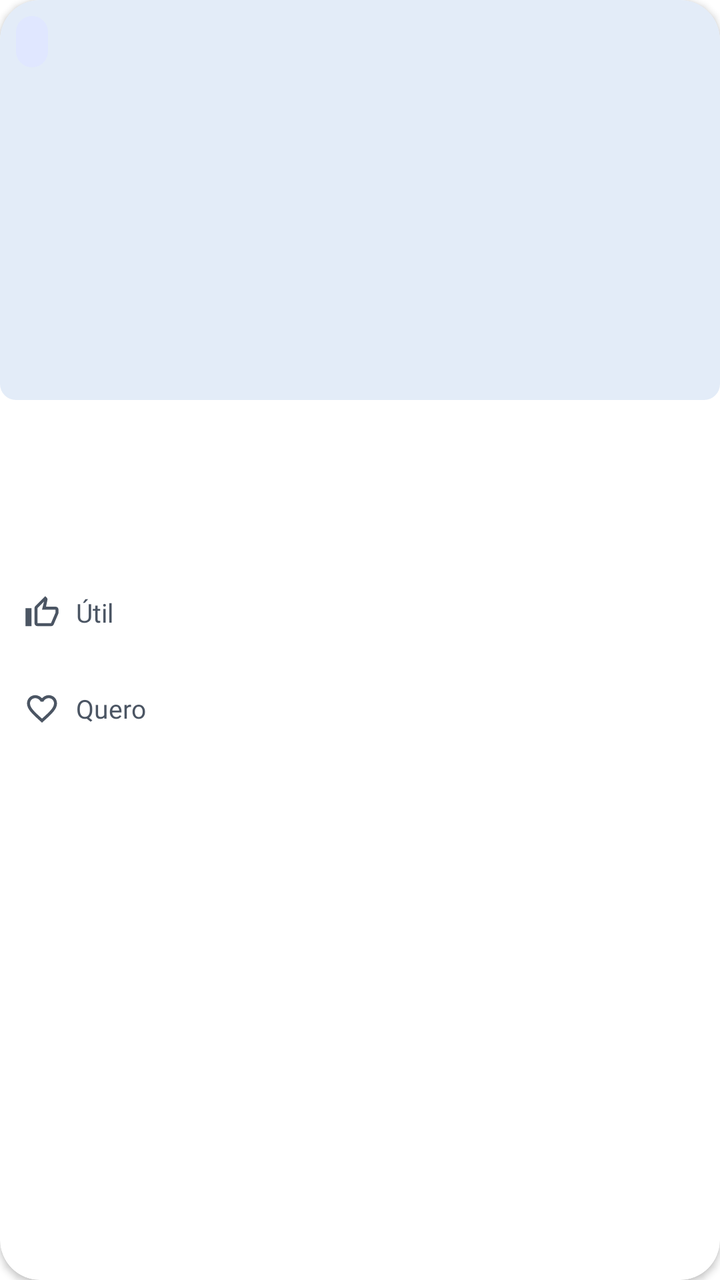
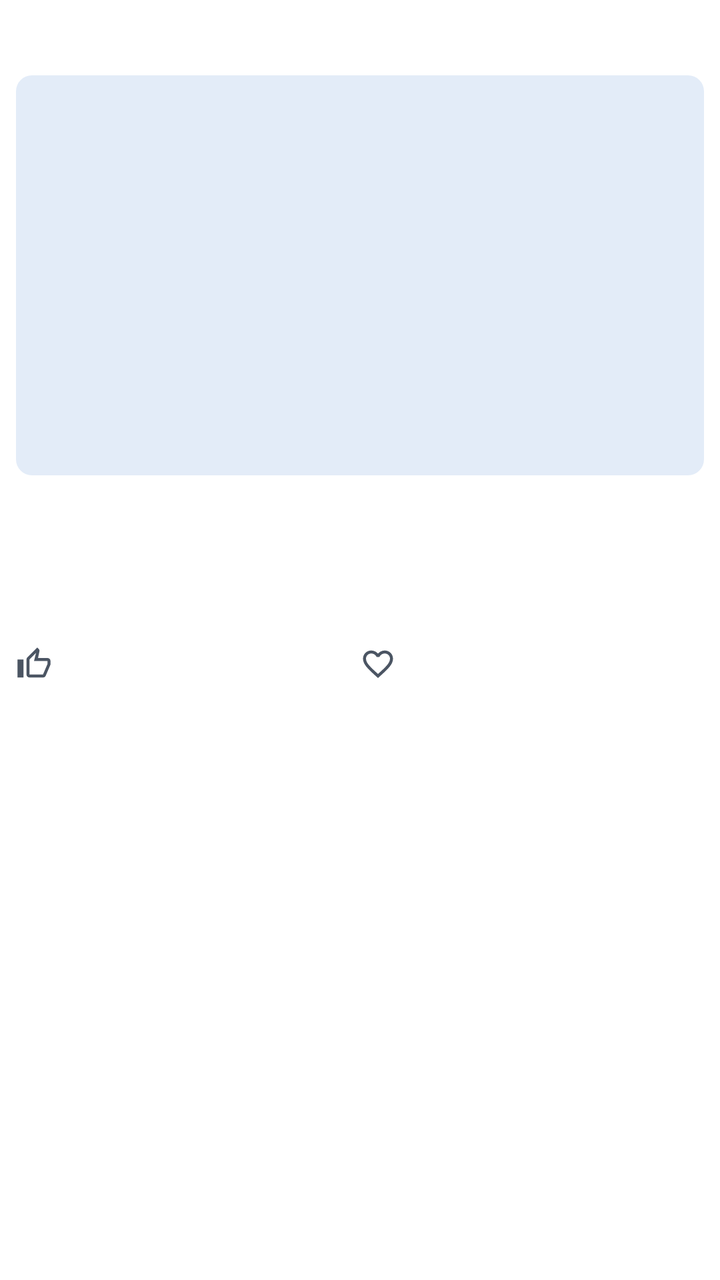

Before-and-after screenshots of an Android layout around one commit, followed by the original layout XML and the change that was made.
<!-- AndroidManifest.xml: application theme Theme.LeiaUFMS -->
<!-- res/layout/item_post.xml -->
<?xml version="1.0" encoding="utf-8"?>
<com.google.android.material.card.MaterialCardView xmlns:android="http://schemas.android.com/apk/res/android"
    xmlns:app="http://schemas.android.com/apk/res-auto"
    android:id="@+id/card"
    android:layout_width="match_parent"
    android:layout_height="wrap_content"
    android:layout_margin="@dimen/space_xxs"
    android:clickable="true"
    android:focusable="true"
    app:shapeAppearance="@style/ShapeAppearance.Leia.Social">

    <LinearLayout
        android:layout_width="match_parent"
        android:layout_height="wrap_content"
        android:orientation="vertical">

        <FrameLayout
            android:layout_width="match_parent"
            android:layout_height="wrap_content">

            <include
                android:id="@+id/cover"
                layout="@layout/view_cover"
                android:layout_width="match_parent"
                android:layout_height="@dimen/post_cover_height" />

            <TextView
                android:id="@+id/tag"
                android:layout_width="wrap_content"
                android:layout_height="wrap_content"
                android:layout_margin="@dimen/space_xs"
                android:background="@drawable/bg_post_tag"
                android:importantForAccessibility="no"
                android:paddingStart="@dimen/space_xs"
                android:paddingTop="@dimen/space_xxs"
                android:paddingEnd="@dimen/space_xs"
                android:paddingBottom="@dimen/space_xxs"
                android:textAppearance="@style/TextAppearance.Leia.LabelSmall" />
        </FrameLayout>

        <LinearLayout
            android:layout_width="match_parent"
            android:layout_height="wrap_content"
            android:orientation="vertical"
            android:padding="@dimen/space_s">

            <TextView
                android:id="@+id/book"
                android:layout_width="match_parent"
                android:layout_height="wrap_content"
                android:ellipsize="end"
                android:importantForAccessibility="no"
                android:maxLines="2"
                android:textAppearance="@style/TextAppearance.Leia.BookTitleSmall"
                android:textColor="@color/leia_on_background" />

            <TextView
                android:id="@+id/text"
                android:layout_width="match_parent"
                android:layout_height="wrap_content"
                android:layout_marginTop="@dimen/space_xxs"
                android:ellipsize="end"
                android:importantForAccessibility="no"
                android:maxLines="5"
                android:textAppearance="@style/TextAppearance.Leia.BodySmall"
                android:textColor="@color/leia_on_background" />

            <TextView
                android:id="@+id/meta"
                android:layout_width="match_parent"
                android:layout_height="wrap_content"
                android:layout_marginTop="@dimen/space_xs"
                android:importantForAccessibility="no"
                android:textAppearance="@style/TextAppearance.Leia.Caption"
                android:textColor="@color/leia_on_surface_variant" />

            <com.google.android.material.button.MaterialButton
                android:id="@+id/react_useful"
                style="@style/Widget.Leia.ReactionButton"
                android:text="@string/react_useful"
                app:icon="@drawable/ic_thumb_up" />

            <com.google.android.material.button.MaterialButton
                android:id="@+id/react_want"
                style="@style/Widget.Leia.ReactionButton"
                android:text="@string/react_want"
                app:icon="@drawable/ic_favorite_border" />
        </LinearLayout>
    </LinearLayout>
</com.google.android.material.card.MaterialCardView>
<!-- res/layout/view_cover.xml (included above) -->
<?xml version="1.0" encoding="utf-8"?>
<FrameLayout xmlns:android="http://schemas.android.com/apk/res/android"
    xmlns:app="http://schemas.android.com/apk/res-auto"
    android:id="@+id/cover"
    android:layout_width="@dimen/cover_width"
    android:layout_height="@dimen/cover_height"
    android:importantForAccessibility="noHideDescendants">

    <com.google.android.material.imageview.ShapeableImageView
        android:id="@+id/cover_image"
        android:layout_width="match_parent"
        android:layout_height="match_parent"
        android:background="@color/leia_primary_container"
        android:scaleType="centerCrop"
        app:shapeAppearanceOverlay="@style/ShapeAppearance.Leia.Small" />

    <TextView
        android:id="@+id/cover_text"
        android:layout_width="match_parent"
        android:layout_height="match_parent"
        android:gravity="center"
        android:padding="@dimen/space_xxs"
        android:textAppearance="@style/TextAppearance.Leia.BookTitle"
        android:textColor="@color/leia_on_primary_container" />
</FrameLayout>
<!-- resources referenced by this layout -->
<resources>
  <color name="leia_on_background">#111827</color>
  <color name="leia_on_primary_container">#0D2A4D</color>
  <color name="leia_on_surface_variant">#4B5563</color>
  <color name="leia_primary_container">#E3ECF8</color>
  <dimen name="cover_height">96dp</dimen>
  <dimen name="cover_width">64dp</dimen>
  <dimen name="post_cover_height">200dp</dimen>
  <dimen name="space_s">12dp</dimen>
  <dimen name="space_xs">8dp</dimen>
  <dimen name="space_xxs">4dp</dimen>
  <!-- drawable bg_post_tag (drawable) -->
  <?xml version="1.0" encoding="utf-8"?>
  <shape xmlns:android="http://schemas.android.com/apk/res/android" android:shape="rectangle">
      <solid android:color="@color/post_dica_container" />
      <corners android:radius="12dp" />
  </shape>
  <string name="react_useful">Útil</string>
  <string name="react_want">Quero</string>
  <style name="ShapeAppearance.Leia.Small" parent="ShapeAppearance.Material3.Corner.Small">
          <item name="cornerFamily">rounded</item>
          <item name="cornerSize">@dimen/radius_s</item>
      </style>
  <style name="ShapeAppearance.Leia.Social" parent="">
          <item name="cornerFamily">rounded</item>
          <item name="cornerSize">@dimen/radius_social</item>
      </style>
  <style name="TextAppearance.Leia.BookTitleSmall" parent="TextAppearance.Leia.BookTitle">
          <item name="android:textSize">16sp</item>
          <item name="lineHeight">21sp</item>
      </style>
  <style name="TextAppearance.Leia.LabelSmall" parent="TextAppearance.Leia.Label">
          <item name="android:textSize">13sp</item>
          <item name="lineHeight">18sp</item>
      </style>
  <style name="Theme.LeiaUFMS" parent="Base.Theme.LeiaUFMS" />
  <color name="post_dica_container">#E0E7FF</color>
  <dimen name="radius_s">8dp</dimen>
  <dimen name="radius_social">20dp</dimen>
  <dimen name="touch_target">48dp</dimen>
  <color name="leia_primary">#1B4F8F</color>
  <color name="leia_on_primary">#FFFFFF</color>
  <color name="leia_tertiary">#8A5A12</color>
  <color name="leia_on_tertiary">#FFFFFF</color>
  <color name="leia_tertiary_container">#FDF0D5</color>
  <color name="leia_on_tertiary_container">#3D2A08</color>
  <color name="leia_error">#B42318</color>
  <color name="leia_on_error">#FFFFFF</color>
  <color name="leia_error_container">#FDE3E1</color>
  <color name="leia_on_error_container">#5A0E09</color>
  <color name="leia_background">#FFFFFF</color>
  <color name="leia_surface_container">#F4F6FA</color>
  <color name="leia_surface">#FFFFFF</color>
  <color name="leia_outline">#8A93A1</color>
  <color name="leia_inverse_primary">#8DB8F2</color>
  <color name="leia_outline_variant">#E5E7EB</color>
  <style name="ShapeAppearance.Leia.Medium" parent="ShapeAppearance.Material3.Corner.Medium">
          <item name="cornerFamily">rounded</item>
          <item name="cornerSize">@dimen/radius_m</item>
      </style>
  <style name="ShapeAppearance.Leia.Large" parent="ShapeAppearance.Material3.Corner.Large">
          <item name="cornerFamily">rounded</item>
          <item name="cornerSize">@dimen/radius_l</item>
      </style>
  <style name="Widget.Leia.Chip" parent="Widget.Material3.Chip.Filter">
          <item name="chipMinTouchTargetSize">@dimen/touch_target</item>
      </style>
  <dimen name="radius_m">12dp</dimen>
  <dimen name="radius_l">16dp</dimen>
  <dimen name="button_height">52dp</dimen>
  <dimen name="radius_button">12dp</dimen>
  <dimen name="space_l">24dp</dimen>
  <dimen name="elevation_card">2dp</dimen>
  <style name="TextAppearance.Leia.NavInactive" parent="TextAppearance.Leia.Label">
          <item name="android:textSize">12sp</item>
      </style>
  <dimen name="elevation_hero">6dp</dimen>
  <style name="MaterialAlertDialog.Leia" parent="MaterialAlertDialog.Material3">
          <item name="backgroundTint">@color/leia_surface</item>
          <item name="shapeAppearance">@style/ShapeAppearance.Leia.Large</item>
      </style>
  <!-- unchanged entries left out for length: 23 -->
</resources>

<!-- the commit's change to res/layout/item_post.xml (unified diff, before → after) -->
@@ -7,83 +7,83 @@
     android:layout_margin="@dimen/space_xxs"
     android:clickable="true"
     android:focusable="true"
-    app:shapeAppearance="@style/ShapeAppearance.Leia.Social">
+    app:cardElevation="@dimen/elevation_flat"
+    app:shapeAppearance="@style/ShapeAppearance.Leia.Social"
+    app:strokeWidth="0dp">
 
     <LinearLayout
         android:layout_width="match_parent"
         android:layout_height="wrap_content"
-        android:orientation="vertical">
+        android:orientation="vertical"
+        android:padding="@dimen/space_xs">
 
-        <FrameLayout
+        <TextView
+            android:id="@+id/tag"
+            android:layout_width="wrap_content"
+            android:layout_height="wrap_content"
+            android:layout_marginBottom="@dimen/space_xs"
+            android:drawablePadding="@dimen/space_xxs"
+            android:gravity="center_vertical"
+            android:importantForAccessibility="no"
+            android:paddingStart="@dimen/space_xxs"
+            android:textAppearance="@style/TextAppearance.Leia.Title" />
+
+        <include
+            android:id="@+id/cover"
+            layout="@layout/view_cover"
             android:layout_width="match_parent"
-            android:layout_height="wrap_content">
+            android:layout_height="@dimen/post_cover_height" />
 
-            <include
-                android:id="@+id/cover"
-                layout="@layout/view_cover"
-                android:layout_width="match_parent"
-                android:layout_height="@dimen/post_cover_height" />
+        <TextView
+            android:id="@+id/book"
+            android:layout_width="match_parent"
+            android:layout_height="wrap_content"
+            android:layout_marginTop="@dimen/space_xs"
+            android:ellipsize="end"
+            android:importantForAccessibility="no"
+            android:maxLines="1"
+            android:paddingStart="@dimen/space_xxs"
+            android:paddingEnd="@dimen/space_xxs"
+            android:textAppearance="@style/TextAppearance.Leia.BookTitleSmall" />
 
-            <TextView
-                android:id="@+id/tag"
-                android:layout_width="wrap_content"
-                android:layout_height="wrap_content"
-                android:layout_margin="@dimen/space_xs"
-                android:background="@drawable/bg_post_tag"
-                android:importantForAccessibility="no"
-                android:paddingStart="@dimen/space_xs"
-                android:paddingTop="@dimen/space_xxs"
-                android:paddingEnd="@dimen/space_xs"
-                android:paddingBottom="@dimen/space_xxs"
-                android:textAppearance="@style/TextAppearance.Leia.LabelSmall" />
-        </FrameLayout>
+        <TextView
+            android:id="@+id/text"
+            android:layout_width="match_parent"
+            android:layout_height="wrap_content"
+            android:ellipsize="end"
+            android:importantForAccessibility="no"
+            android:maxLines="3"
+            android:paddingStart="@dimen/space_xxs"
+            android:paddingEnd="@dimen/space_xxs"
+            android:textAppearance="@style/TextAppearance.Leia.BodySmall" />
+
+        <TextView
+            android:id="@+id/meta"
+            android:layout_width="match_parent"
+            android:layout_height="wrap_content"
+            android:layout_marginTop="@dimen/space_xxs"
+            android:importantForAccessibility="no"
+            android:maxLines="1"
+            android:paddingStart="@dimen/space_xxs"
+            android:textAppearance="@style/TextAppearance.Leia.Caption" />
 
         <LinearLayout
             android:layout_width="match_parent"
             android:layout_height="wrap_content"
-            android:orientation="vertical"
-            android:padding="@dimen/space_s">
-
-            <TextView
-                android:id="@+id/book"
-                android:layout_width="match_parent"
-                android:layout_height="wrap_content"
-                android:ellipsize="end"
-                android:importantForAccessibility="no"
-                android:maxLines="2"
-                android:textAppearance="@style/TextAppearance.Leia.BookTitleSmall"
-                android:textColor="@color/leia_on_background" />
-
-            <TextView
-                android:id="@+id/text"
-                android:layout_width="match_parent"
-                android:layout_height="wrap_content"
-                android:layout_marginTop="@dimen/space_xxs"
-                android:ellipsize="end"
-                android:importantForAccessibility="no"
-                android:maxLines="5"
-                android:textAppearance="@style/TextAppearance.Leia.BodySmall"
-                android:textColor="@color/leia_on_background" />
-
-            <TextView
-                android:id="@+id/meta"
-                android:layout_width="match_parent"
-                android:layout_height="wrap_content"
-                android:layout_marginTop="@dimen/space_xs"
-                android:importantForAccessibility="no"
-                android:textAppearance="@style/TextAppearance.Leia.Caption"
-                android:textColor="@color/leia_on_surface_variant" />
+            android:orientation="horizontal">
 
             <com.google.android.material.button.MaterialButton
                 android:id="@+id/react_useful"
                 style="@style/Widget.Leia.ReactionButton"
-                android:text="@string/react_useful"
+                android:layout_width="0dp"
+                android:layout_weight="1"
                 app:icon="@drawable/ic_thumb_up" />
 
             <com.google.android.material.button.MaterialButton
                 android:id="@+id/react_want"
                 style="@style/Widget.Leia.ReactionButton"
-                android:text="@string/react_want"
+                android:layout_width="0dp"
+                android:layout_weight="1"
                 app:icon="@drawable/ic_favorite_border" />
         </LinearLayout>
     </LinearLayout>
<!-- resource entries referenced after the edit -->
@@ -6,18 +6,10 @@
   <color name="leia_primary_container">#E3ECF8</color>
   <dimen name="cover_height">96dp</dimen>
   <dimen name="cover_width">64dp</dimen>
+  <dimen name="elevation_flat">0dp</dimen>
   <dimen name="post_cover_height">200dp</dimen>
-  <dimen name="space_s">12dp</dimen>
   <dimen name="space_xs">8dp</dimen>
   <dimen name="space_xxs">4dp</dimen>
-  <!-- drawable bg_post_tag (drawable) -->
-  <?xml version="1.0" encoding="utf-8"?>
-  <shape xmlns:android="http://schemas.android.com/apk/res/android" android:shape="rectangle">
-      <solid android:color="@color/post_dica_container" />
-      <corners android:radius="12dp" />
-  </shape>
-  <string name="react_useful">Útil</string>
-  <string name="react_want">Quero</string>
   <style name="ShapeAppearance.Leia.Small" parent="ShapeAppearance.Material3.Corner.Small">
           <item name="cornerFamily">rounded</item>
           <item name="cornerSize">@dimen/radius_s</item>
@@ -30,12 +22,7 @@
           <item name="android:textSize">16sp</item>
           <item name="lineHeight">21sp</item>
       </style>
-  <style name="TextAppearance.Leia.LabelSmall" parent="TextAppearance.Leia.Label">
-          <item name="android:textSize">13sp</item>
-          <item name="lineHeight">18sp</item>
-      </style>
   <style name="Theme.LeiaUFMS" parent="Base.Theme.LeiaUFMS" />
-  <color name="post_dica_container">#E0E7FF</color>
   <dimen name="radius_s">8dp</dimen>
   <dimen name="radius_social">20dp</dimen>
   <dimen name="touch_target">48dp</dimen>
